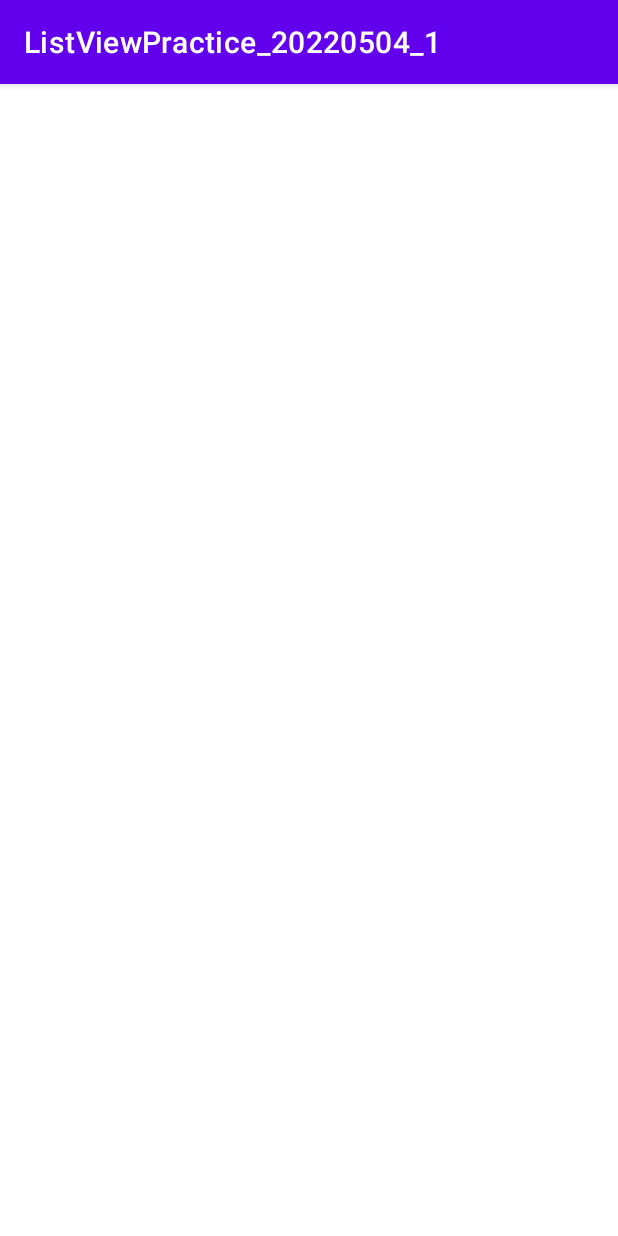
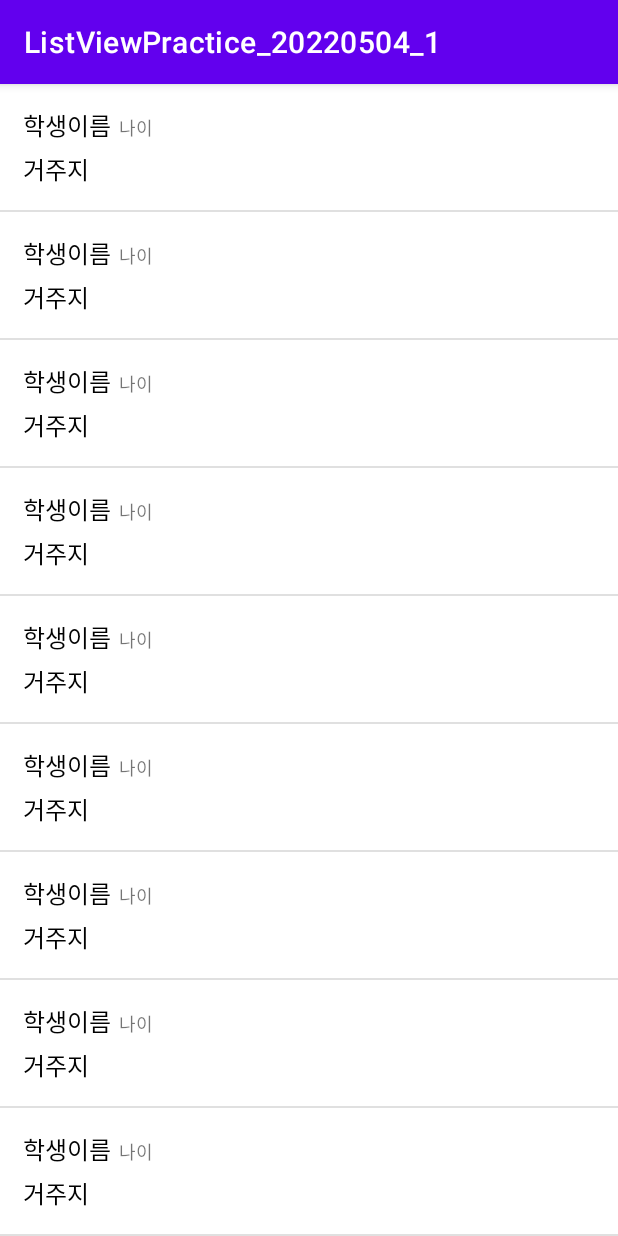
Before and after one commit to KoPoine/ListViewPractice_20220504_1, an Android app: the screen it shows after launch (MainActivity), on a phone screen of 412 x 824 dp. Run offline under Robolectric (Android 15) with nearby library versions, the phone set to English and light mode, and no system bars.

Commit message:
7. 어댑터, 데이터, 화면 연결  - 실제 데이터를 커스텀 준비

```diff
--- a/app/src/main/java/com/neppplus/listviewpractice_20220504_1/MainActivity.kt
+++ b/app/src/main/java/com/neppplus/listviewpractice_20220504_1/MainActivity.kt
@@ -2,10 +2,32 @@ package com.neppplus.listviewpractice_20220504_1
 
 import androidx.appcompat.app.AppCompatActivity
 import android.os.Bundle
+import com.neppplus.listviewpractice_20220504_1.adapters.StudentAdapter
+import com.neppplus.listviewpractice_20220504_1.models.StudentData
+import kotlinx.android.synthetic.main.activity_main.*
 
 class MainActivity : AppCompatActivity() {
+    val mStudentList = ArrayList<StudentData>()
+    lateinit var mStudentAdapter : StudentAdapter
     override fun onCreate(savedInstanceState: Bundle?) {
         super.onCreate(savedInstanceState)
         setContentView(R.layout.activity_main)
+
+//        학생 데이터 입력
+        mStudentList.add( StudentData("김민철", 1990, "서울시 서대문구") )
+        mStudentList.add( StudentData("권용훈", 1986, "경기도 성남시") )
+        mStudentList.add( StudentData("김노아", 2000, "서울시 강남구") )
+        mStudentList.add( StudentData("김진우", 1993, "서울시 영등포구") )
+        mStudentList.add( StudentData("박동근", 1991, "서울시 성동구") )
+        mStudentList.add( StudentData("박선희", 1986, "서울시 강동구") )
+        mStudentList.add( StudentData("서수현", 1993, "서울시 중랑구") )
+        mStudentList.add( StudentData("송미진", 1994, "경기도 성남시") )
+        mStudentList.add( StudentData("심재혁", 1995, "서울시 동대문구") )
+        mStudentList.add( StudentData("정한별", 1997, "서울시 강동구") )
+        mStudentList.add( StudentData("조장환", 1987, "경기도 남양주시") )
+        mStudentList.add( StudentData("최혜인", 1997, "경기도 성남시") )
+
+        mStudentAdapter = StudentAdapter(this, R.layout.student_list_item, mStudentList)
+        mainListView.adapter = mStudentAdapter
     }
 }
```
